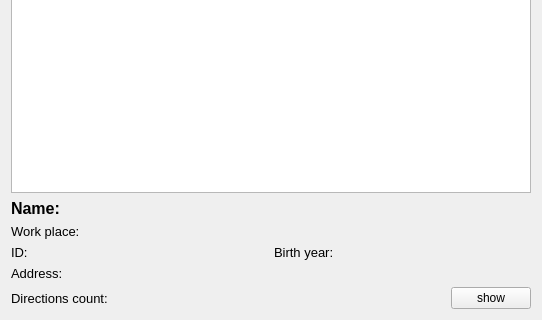
Before: the Qt Designer form Policlinic/pacientsWidget.ui in artem-bochkarev/alexandras_task, drawn with Qt 5; both pictures show x 0 to 542 and y 372 to 692 of the 542 by 692 pixel window.
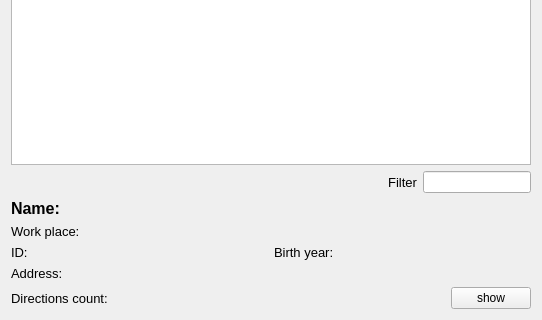
After: the same form once the commit is applied.

What changed in the file:
```diff
--- a/Policlinic/pacientsWidget.ui
+++ b/Policlinic/pacientsWidget.ui
@@ -61,6 +61,35 @@
      </column>
     </widget>
    </item>
+   <item>
+    <layout class="QHBoxLayout" name="horizontalLayout_4">
+     <item>
+      <widget class="QLabel" name="Filterlabel">
+       <property name="font">
+        <font>
+         <pointsize>10</pointsize>
+        </font>
+       </property>
+       <property name="text">
+        <string>Filter</string>
+       </property>
+       <property name="alignment">
+        <set>Qt::AlignRight|Qt::AlignTrailing|Qt::AlignVCenter</set>
+       </property>
+      </widget>
+     </item>
+     <item>
+      <widget class="QLineEdit" name="FilterEdit">
+       <property name="sizePolicy">
+        <sizepolicy hsizetype="Fixed" vsizetype="Fixed">
+         <horstretch>0</horstretch>
+         <verstretch>0</verstretch>
+        </sizepolicy>
+       </property>
+      </widget>
+     </item>
+    </layout>
+   </item>
    <item>
     <widget class="QLabel" name="nameLabel">
      <property name="font">
```
